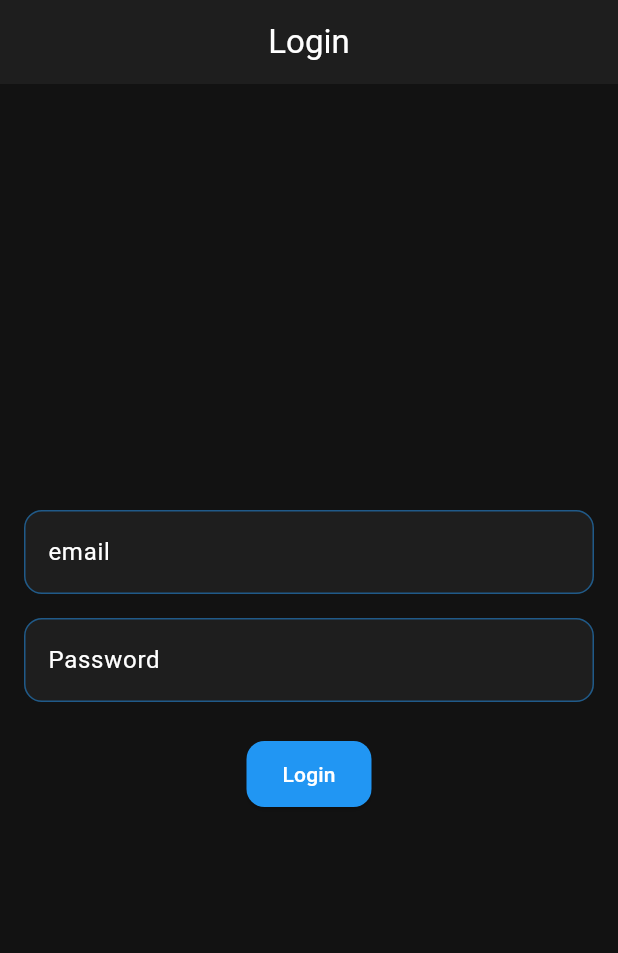
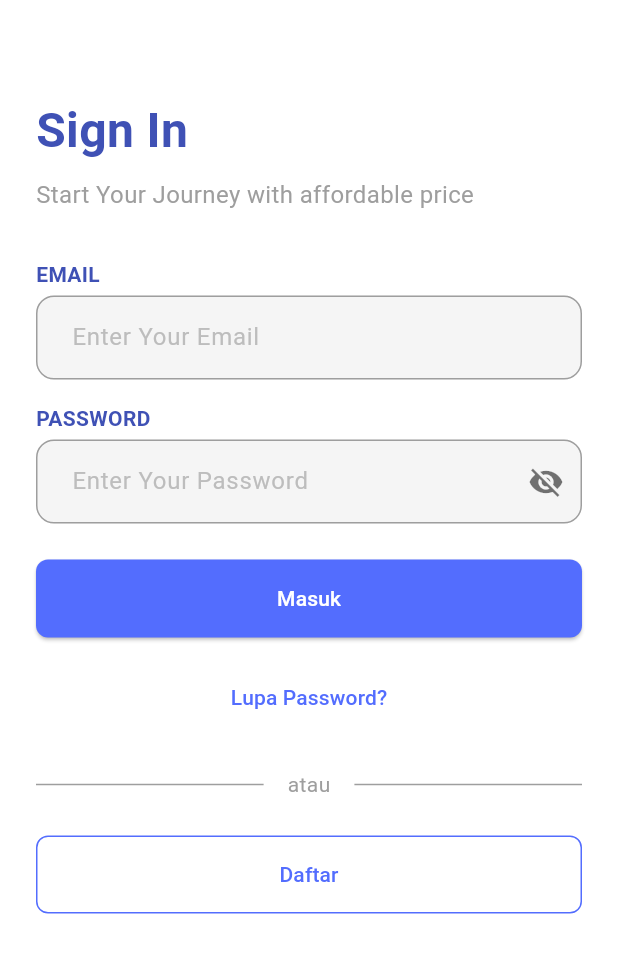
Before and after one commit to zaininijar/studio_management_app_demo, a Flutter app: the screen it shows after launch, on a phone screen of 412 x 824 dp. Shown: the top 953 px of the screen. Run offline on Flutter 3.47's test engine with Material 3 defaults, Android fonts, the phone set to English and light mode, and no system bars; our stand-ins replace shared_preferences; accounts and stored records are empty; network calls fail.

Commit message:
update login screen and add register screen

```diff
--- a/lib/main.dart
+++ b/lib/main.dart
@@ -28,7 +28,7 @@ class MyApp extends StatelessWidget {
       title: 'Studio Management',
       theme: AppTheme.lightTheme,
       darkTheme: AppTheme.darkTheme,
-      themeMode: ThemeMode.dark,
+      themeMode: ThemeMode.light,
       home: const SplashScreen(),
     );
   }
--- /dev/null
+++ b/lib/screens/auth/login_screen.dart
@@ -0,0 +1,257 @@
+import 'package:flutter/material.dart';
+import 'package:provider/provider.dart';
+import 'package:studio_management/providers/auth_provider.dart';
+import 'package:studio_management/screens/auth/register_screen.dart';
+import 'package:studio_management/screens/home_screen.dart';
+
+class LoginScreen extends StatefulWidget {
+  const LoginScreen({super.key});
+
+  @override
+  State<LoginScreen> createState() => _LoginScreenState();
+}
+
+class _LoginScreenState extends State<LoginScreen> {
+  final _formKey = GlobalKey<FormState>();
+  final _emailController = TextEditingController();
+  final _passwordController = TextEditingController();
+  bool _obscurePassword = true;
+
+  @override
+  Widget build(BuildContext context) {
+    return Scaffold(
+      body: Container(
+        decoration: BoxDecoration(
+          color: Colors.white,
+          borderRadius: BorderRadius.circular(20),
+        ),
+        child: ClipRRect(
+          borderRadius: BorderRadius.circular(20),
+          child: SingleChildScrollView(
+            child: Padding(
+              padding: const EdgeInsets.all(24.0),
+              child: Form(
+                key: _formKey,
+                child: Column(
+                  crossAxisAlignment: CrossAxisAlignment.start,
+                  children: [
+                    const SizedBox(height: 40),
+                    const Text(
+                      'Sign In',
+                      style: TextStyle(
+                        fontSize: 32,
+                        fontWeight: FontWeight.bold,
+                        color: Colors.indigo,
+                      ),
+                    ),
+                    const SizedBox(height: 8),
+                    const Text(
+                      'Start Your Journey with affordable price',
+                      style: TextStyle(
+                        fontSize: 16,
+                        color: Colors.grey,
+                      ),
+                    ),
+                    const SizedBox(height: 32),
+                    const Text(
+                      'EMAIL',
+                      style: TextStyle(
+                        color: Colors.indigo,
+                        fontWeight: FontWeight.bold,
+                      ),
+                    ),
+                    const SizedBox(height: 4),
+                    TextFormField(
+                      controller: _emailController,
+                      decoration: InputDecoration(
+                        hintText: 'Enter Your Email',
+                        contentPadding: const EdgeInsets.symmetric(
+                          horizontal: 20,
+                          vertical: 16,
+                        ),
+                        hintStyle: TextStyle(color: Colors.grey[400]),
+                        filled: true,
+                        fillColor: Colors.grey[100],
+                        enabledBorder: OutlineInputBorder(
+                          borderRadius: BorderRadius.circular(12),
+                          borderSide: const BorderSide(
+                            color: Colors.grey,
+                            width: 1,
+                          ),
+                        ),
+                        focusedBorder: OutlineInputBorder(
+                          borderRadius: BorderRadius.circular(12),
+                          borderSide: const BorderSide(
+                            color: Colors.indigoAccent,
+                            width: 2,
+                          ),
+                        ),
+                      ),
+                      validator: (value) {
+                        if (value == null || value.isEmpty) {
+                          return 'Masukkan email Anda';
+                        }
+                        return null;
+                      },
+                    ),
+                    const SizedBox(height: 16),
+                    const Text(
+                      'PASSWORD',
+                      style: TextStyle(
+                        color: Colors.indigo,
+                        fontWeight: FontWeight.bold,
+                      ),
+                    ),
+                    const SizedBox(height: 4),
+                    TextFormField(
+                      controller: _passwordController,
+                      decoration: InputDecoration(
+                        hintText: 'Enter Your Password',
+                        contentPadding: const EdgeInsets.symmetric(
+                          horizontal: 20,
+                          vertical: 16,
+                        ),
+                        hintStyle: TextStyle(
+                          color: Colors.grey[400],
+                          fontWeight: FontWeight.w400,
+                        ),
+                        filled: true,
+                        fillColor: Colors.grey[100],
+                        enabledBorder: OutlineInputBorder(
+                          borderRadius: BorderRadius.circular(12),
+                          borderSide: const BorderSide(
+                            color: Colors.grey,
+                            width: 1,
+                          ),
+                        ),
+                        focusedBorder: OutlineInputBorder(
+                          borderRadius: BorderRadius.circular(12),
+                          borderSide: const BorderSide(
+                              color: Colors.indigoAccent, width: 2),
+                        ),
+                        suffixIcon: IconButton(
+                          icon: Icon(
+                            _obscurePassword
+                                ? Icons.visibility_off
+                                : Icons.visibility,
+                            color: Colors.black54,
+                          ),
+                          onPressed: () {
+                            setState(() {
+                              _obscurePassword = !_obscurePassword;
+                            });
+                          },
+                        ),
+                      ),
+                      obscureText: _obscurePassword,
+                      validator: (value) {
+                        if (value == null || value.isEmpty) {
+                          return 'Masukkan password Anda';
+                        }
+                        return null;
+                      },
+                    ),
+                    const SizedBox(height: 24),
+                    SizedBox(
+                      width: double.infinity,
+                      child: ElevatedButton(
+                        onPressed: _handleLogin,
+                        style: ElevatedButton.styleFrom(
+                          backgroundColor: Colors.indigoAccent,
+                          padding: const EdgeInsets.symmetric(vertical: 16),
+                          shape: RoundedRectangleBorder(
+                            borderRadius: BorderRadius.circular(8),
+                          ),
+                        ),
+                        child: const Text(
+                          'Masuk',
+                          style: TextStyle(color: Colors.white),
+                        ),
+                      ),
+                    ),
+                    const SizedBox(height: 16),
+                    Center(
+                      child: TextButton(
+                        onPressed: () {
+                          Navigator.push(
+                            context,
+                            MaterialPageRoute(
+                              builder: (context) => const RegisterScreen(),
+                            ),
+                          );
+                        },
+                        child: const Text(
+                          'Lupa Password?',
+                          style: TextStyle(color: Colors.indigoAccent),
+                        ),
+                      ),
+                    ),
+                    const SizedBox(height: 24),
+                    const Row(
+                      children: [
+                        Expanded(child: Divider(color: Colors.grey)),
+                        Padding(
+                          padding: EdgeInsets.symmetric(horizontal: 16),
+                          child: Text('atau',
+                              style: TextStyle(color: Colors.grey)),
+                        ),
+                        Expanded(child: Divider(color: Colors.grey)),
+                      ],
+                    ),
+                    const SizedBox(height: 24),
+                    SizedBox(
+                      width: double.infinity,
+                      child: OutlinedButton(
+                        onPressed: () {
+                          Navigator.push(
+                            context,
+                            MaterialPageRoute(
+                                builder: (context) => const RegisterScreen()),
+                          );
+                        },
+                        style: OutlinedButton.styleFrom(
+                          side: const BorderSide(color: Colors.indigoAccent),
+                          padding: const EdgeInsets.symmetric(vertical: 16),
+                          shape: RoundedRectangleBorder(
+                            borderRadius: BorderRadius.circular(8),
+                          ),
+                        ),
+                        child: const Text(
+                          style: TextStyle(color: Colors.indigoAccent),
+                          'Daftar',
+                        ),
+                      ),
+                    ),
+                  ],
+                ),
+              ),
+            ),
+          ),
+        ),
+      ),
+    );
+  }
+
+  Future<void> _handleLogin() async {
+    if (_formKey.currentState!.validate()) {
+      try {
+        await context.read<AuthProvider>().login(
+              _emailController.text,
+              _passwordController.text,
+            );
+
+        if (mounted) {
+          Navigator.of(context).pushReplacement(
+            MaterialPageRoute(builder: (_) => const HomeScreen()),
+          );
+        }
+      } catch (e) {
+        if (mounted) {
+          ScaffoldMessenger.of(context).showSnackBar(
+            SnackBar(content: Text(e.toString())),
+          );
+        }
+      }
+    }
+  }
+}
--- a/lib/screens/login_screen.dart
+++ /dev/null
@@ -1,85 +0,0 @@
-import 'package:flutter/material.dart';
-import 'package:provider/provider.dart';
-import 'package:studio_management/providers/auth_provider.dart';
-import 'package:studio_management/screens/home_screen.dart';
-
-class LoginScreen extends StatefulWidget {
-  const LoginScreen({super.key});
-
-  @override
-  State<LoginScreen> createState() => _LoginScreenState();
-}
-
-class _LoginScreenState extends State<LoginScreen> {
-  final _formKey = GlobalKey<FormState>();
-  final _emailController = TextEditingController();
-  final _passwordController = TextEditingController();
-
-  @override
-  Widget build(BuildContext context) {
-    return Scaffold(
-      appBar: AppBar(title: const Text('Login')),
-      body: Padding(
-        padding: const EdgeInsets.all(16.0),
-        child: Form(
-          key: _formKey,
-          child: Column(
-            mainAxisAlignment: MainAxisAlignment.center,
-            children: [
-              TextFormField(
-                controller: _emailController,
-                decoration: const InputDecoration(labelText: 'email'),
-                validator: (value) {
-                  if (value == null || value.isEmpty) {
-                    return 'Please enter your email';
-                  }
-                  return null;
-                },
-              ),
-              const SizedBox(height: 16),
-              TextFormField(
-                controller: _passwordController,
-                decoration: const InputDecoration(labelText: 'Password'),
-                obscureText: true,
-                validator: (value) {
-                  if (value == null || value.isEmpty) {
-                    return 'Please enter your password';
-                  }
-                  return null;
-                },
-              ),
-              const SizedBox(height: 24),
-              ElevatedButton(
-                onPressed: _handleLogin,
-                child: const Text('Login'),
-              ),
-            ],
-          ),
-        ),
-      ),
-    );
-  }
-
-  Future<void> _handleLogin() async {
-    if (_formKey.currentState!.validate()) {
-      try {
-        await context.read<AuthProvider>().login(
-              _emailController.text,
-              _passwordController.text,
-            );
-
-        if (mounted) {
-          Navigator.of(context).pushReplacement(
-            MaterialPageRoute(builder: (_) => const HomeScreen()),
-          );
-        }
-      } catch (e) {
-        if (mounted) {
-          ScaffoldMessenger.of(context).showSnackBar(
-            SnackBar(content: Text(e.toString())),
-          );
-        }
-      }
-    }
-  }
-}
--- a/lib/screens/splash_screen.dart
+++ b/lib/screens/splash_screen.dart
@@ -2,7 +2,7 @@ import 'package:flutter/material.dart';
 import 'package:provider/provider.dart';
 import 'package:studio_management/providers/auth_provider.dart';
 import 'package:studio_management/screens/home_screen.dart';
-import 'package:studio_management/screens/login_screen.dart';
+import 'package:studio_management/screens/auth/login_screen.dart';
 
 class SplashScreen extends StatefulWidget {
   const SplashScreen({super.key});
--- a/lib/services/api_service.dart
+++ b/lib/services/api_service.dart
@@ -4,7 +4,7 @@ import 'package:shared_preferences/shared_preferences.dart';
 
 class ApiService {
   static const String baseUrl =
-      'http://192.168.226.79:8000'; // Ensure this is accessible
+      'http://192.168.100.231:8000'; // Ensure this is accessible
   static const String apiUrl = '$baseUrl/api';
   static const String sanctumUrl = '$baseUrl/sanctum/csrf-cookie';
 
--- a/pubspec.yaml
+++ b/pubspec.yaml
@@ -13,6 +13,8 @@ dependencies:
   http: ^1.1.0
   provider: ^6.0.5
   shared_preferences: ^2.2.0
+  flutter_svg: ^2.0.14
+  remixicon: ^1.3.0
 
 dev_dependencies:
   flutter_test:
@@ -21,3 +23,5 @@ dev_dependencies:
 
 flutter:
   uses-material-design: true
+  assets:
+    - assets/login-ill.svg
```
Also changed, not shown: lib/screens/auth/register_screen.dart (added, +193 -0 lines), main.dart (deleted, +0 -31 lines), assets/login-ill.svg (added), pubspec.lock.
